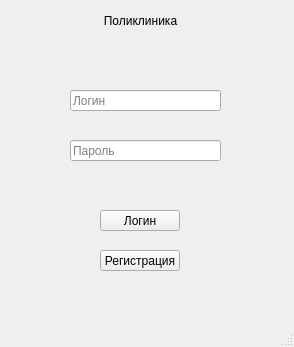
Old version of the form mainwindow.ui in the repository kr3st1k/prakticheskiy-cringe.
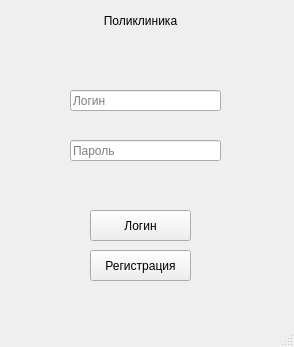
New version of the form.

Diff of the .ui file:
```diff
--- a/mainwindow.ui
+++ b/mainwindow.ui
@@ -23,10 +23,10 @@
    <widget class="QPushButton" name="pushButton">
     <property name="geometry">
      <rect>
-      <x>100</x>
+      <x>90</x>
       <y>210</y>
-      <width>80</width>
-      <height>21</height>
+      <width>101</width>
+      <height>31</height>
      </rect>
     </property>
     <property name="text">
@@ -36,10 +36,10 @@
    <widget class="QPushButton" name="pushButton_2">
     <property name="geometry">
      <rect>
-      <x>100</x>
+      <x>90</x>
       <y>250</y>
-      <width>80</width>
-      <height>21</height>
+      <width>101</width>
+      <height>31</height>
      </rect>
     </property>
     <property name="text">
```
Left out of the diff: 2 changed lines with no effect on the pictures.
